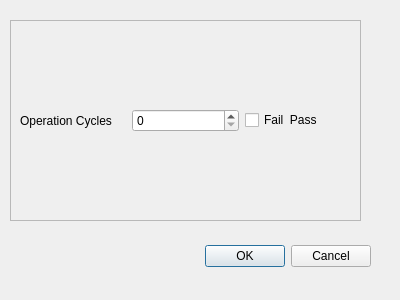
Above: Debounce_Counter/dialog.ui from jmieses/debounce_counter before the change. Below: the same form after it.
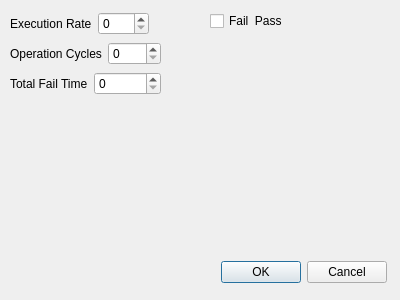
That is the form after the change.

Commit message: added buttins to dialog

```diff
--- a/Debounce_Counter/dialog.ui
+++ b/Debounce_Counter/dialog.ui
@@ -16,12 +16,15 @@
   <widget class="QDialogButtonBox" name="buttonBox">
    <property name="geometry">
     <rect>
-     <x>30</x>
-     <y>240</y>
-     <width>341</width>
-     <height>32</height>
+     <x>220</x>
+     <y>260</y>
+     <width>167</width>
+     <height>25</height>
     </rect>
    </property>
+   <property name="layoutDirection">
+    <enum>Qt::LeftToRight</enum>
+   </property>
    <property name="orientation">
     <enum>Qt::Horizontal</enum>
    </property>
@@ -29,22 +32,51 @@
     <set>QDialogButtonBox::Cancel|QDialogButtonBox::Ok</set>
    </property>
   </widget>
-  <widget class="QFrame" name="frame">
+  <widget class="QCheckBox" name="fail_pass_checkBox">
    <property name="geometry">
     <rect>
-     <x>10</x>
-     <y>20</y>
-     <width>351</width>
-     <height>201</height>
+     <x>210</x>
+     <y>10</y>
+     <width>78</width>
+     <height>22</height>
     </rect>
    </property>
-   <property name="frameShape">
-    <enum>QFrame::StyledPanel</enum>
+   <property name="text">
+    <string>Fail  Pass</string>
    </property>
-   <property name="frameShadow">
-    <enum>QFrame::Raised</enum>
+  </widget>
+  <widget class="QWidget" name="layoutWidget">
+   <property name="geometry">
+    <rect>
+     <x>10</x>
+     <y>70</y>
+     <width>151</width>
+     <height>27</height>
+    </rect>
    </property>
-   <layout class="QHBoxLayout" name="horizontalLayout">
+   <layout class="QHBoxLayout" name="horizontalLayout_3">
+    <item>
+     <widget class="QLabel" name="label_3">
+      <property name="text">
+       <string>Total Fail Time</string>
+      </property>
+     </widget>
+    </item>
+    <item>
+     <widget class="QSpinBox" name="Dialog_operation_cycle_spinBox_3"/>
+    </item>
+   </layout>
+  </widget>
+  <widget class="QWidget" name="">
+   <property name="geometry">
+    <rect>
+     <x>10</x>
+     <y>40</y>
+     <width>151</width>
+     <height>27</height>
+    </rect>
+   </property>
+   <layout class="QHBoxLayout" name="horizontalLayout_2">
     <item>
      <widget class="QLabel" name="label">
       <property name="text">
@@ -55,13 +87,31 @@
     <item>
      <widget class="QSpinBox" name="Dialog_operation_cycle_spinBox"/>
     </item>
+   </layout>
+  </widget>
+  <widget class="QWidget" name="">
+   <property name="geometry">
+    <rect>
+     <x>10</x>
+     <y>10</y>
+     <width>139</width>
+     <height>27</height>
+    </rect>
+   </property>
+   <layout class="QHBoxLayout" name="horizontalLayout">
     <item>
-     <widget class="QCheckBox" name="fail_pass_checkBox">
+     <widget class="QLabel" name="label_2">
       <property name="text">
-       <string>Fail  Pass</string>
+       <string>Execution Rate</string>
+      </property>
+      <property name="alignment">
+       <set>Qt::AlignLeading|Qt::AlignLeft|Qt::AlignVCenter</set>
       </property>
      </widget>
     </item>
+    <item>
+     <widget class="QSpinBox" name="Dialog_operation_cycle_spinBox_2"/>
+    </item>
    </layout>
   </widget>
  </widget>
```
